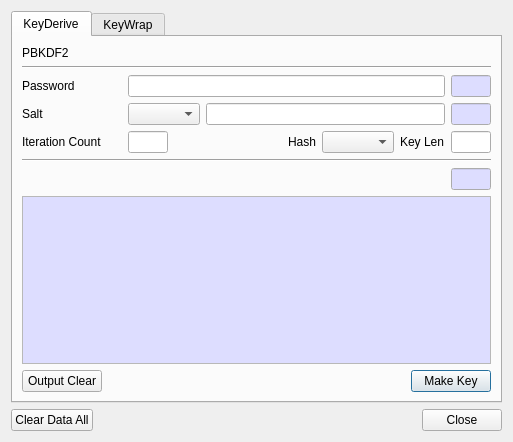
First picture: the form in BerEditor/key_man_dlg.ui, repository jykim74/BerEditor, before the edit.
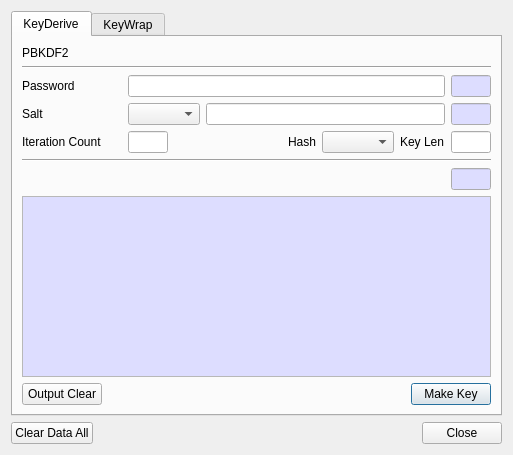
Second picture: the form after the edit.

```diff
--- a/BerEditor/key_man_dlg.ui
+++ b/BerEditor/key_man_dlg.ui
@@ -7,7 +7,7 @@
     <x>0</x>
     <y>0</y>
     <width>513</width>
-    <height>442</height>
+    <height>455</height>
    </rect>
   </property>
   <property name="windowTitle">
```
Left out of the diff: 9 changed lines with no effect on the pictures.
